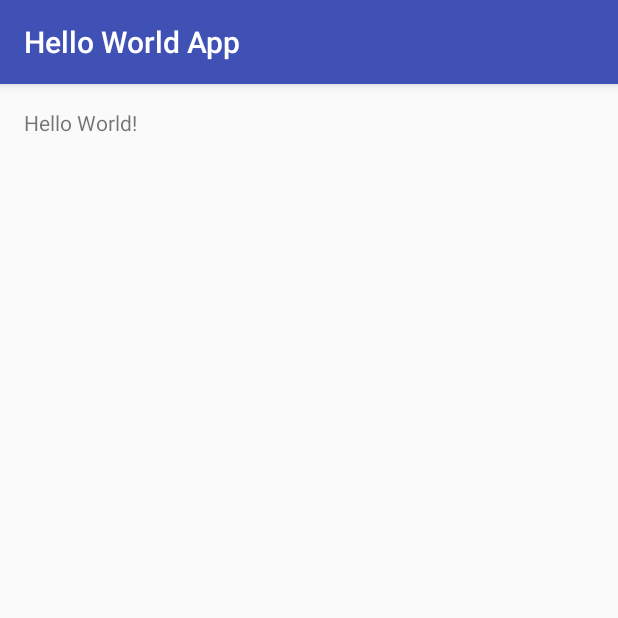
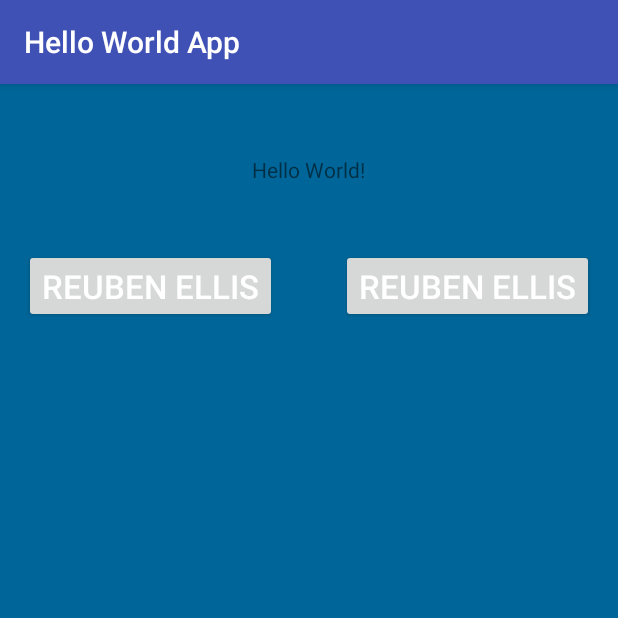
Before and after one commit to ethriel3695/AndroidStudio, an Android app: the screen it shows after launch (MainActivity), on a phone screen of 412 x 824 dp, the top half of it. Run offline under Robolectric (Android 15) with nearby library versions, the phone set to English and light mode, and no system bars.

Commit message:
Hello World App Week 1 Added buttons and onclick events

```diff
--- a/HelloWorldApp/app/src/main/java/com/elllistech/helloworldapp/MainActivity.java
+++ b/HelloWorldApp/app/src/main/java/com/elllistech/helloworldapp/MainActivity.java
@@ -1,7 +1,12 @@
 package com.elllistech.helloworldapp;
 
+import android.content.Intent;
+import android.graphics.Color;
 import android.support.v7.app.AppCompatActivity;
 import android.os.Bundle;
+import android.view.View;
+import android.widget.Button;
+import android.widget.TextView;
 
 public class MainActivity extends AppCompatActivity {
 
@@ -9,5 +14,25 @@ public class MainActivity extends AppCompatActivity {
     protected void onCreate(Bundle savedInstanceState) {
         super.onCreate(savedInstanceState);
         setContentView(R.layout.activity_main);
+
+        Button buttonName1 = (Button)findViewById(R.id.btnName1);
+        Button buttonName2 = (Button)findViewById(R.id.btnName2);
+        final TextView textHello = (TextView)findViewById(R.id.textViewHelloWorld);
+
+        buttonName1.setOnClickListener(new View.OnClickListener() {
+            @Override
+            public void onClick(View view) {
+                textHello.setTextColor(Color.parseColor("#ffffff"));
+                textHello.setTextSize(22);
+            }
+        });
+
+        buttonName2.setOnClickListener(new View.OnClickListener() {
+            @Override
+            public void onClick(View view) {
+                textHello.setTextColor(Color.parseColor("#000000"));
+                textHello.setTextSize(14);
+            }
+        });
     }
 }
--- a/HelloWorldApp/app/src/main/res/layout/activity_main.xml
+++ b/HelloWorldApp/app/src/main/res/layout/activity_main.xml
@@ -8,10 +8,39 @@
     android:paddingRight="@dimen/activity_horizontal_margin"
     android:paddingTop="@dimen/activity_vertical_margin"
     android:paddingBottom="@dimen/activity_vertical_margin"
-    tools:context="com.elllistech.helloworldapp.MainActivity">
+    tools:context="com.elllistech.helloworldapp.MainActivity"
+    android:background="#006699">
 
     <TextView
-        android:text="Hello World!"
+        android:text="@string/txtViewHelloWorld"
         android:layout_width="wrap_content"
-        android:layout_height="wrap_content" />
+        android:layout_height="wrap_content"
+        android:id="@+id/textViewHelloWorld"
+        android:layout_marginTop="31dp"
+        android:layout_alignParentTop="true"
+        android:layout_centerHorizontal="true" />
+
+    <Button
+        android:layout_width="wrap_content"
+        android:layout_height="wrap_content"
+        android:text="@string/btnName1"
+        android:id="@+id/btnName1"
+        android:textColor="#ffffff"
+        android:textSize="@dimen/btnLargeText"
+        android:layout_marginTop="43dp"
+        android:layout_below="@+id/textViewHelloWorld"
+        android:layout_alignParentLeft="true"
+        android:layout_alignParentStart="true" />
+
+    <Button
+        android:layout_width="wrap_content"
+        android:layout_height="wrap_content"
+        android:text="@string/btnName2"
+        android:id="@+id/btnName2"
+        android:textColor="#ffffff"
+        android:textSize="@dimen/btnLargeText"
+        android:layout_alignTop="@+id/btnName1"
+        android:layout_alignParentRight="true"
+        android:layout_alignParentEnd="true" />
+
 </RelativeLayout>
--- a/HelloWorldApp/app/src/main/res/values/dimens.xml
+++ b/HelloWorldApp/app/src/main/res/values/dimens.xml
@@ -2,4 +2,5 @@
     <!-- Default screen margins, per the Android Design guidelines. -->
     <dimen name="activity_horizontal_margin">16dp</dimen>
     <dimen name="activity_vertical_margin">16dp</dimen>
+    <dimen name="btnLargeText">22sp</dimen>
 </resources>
--- a/HelloWorldApp/app/src/main/res/values/strings.xml
+++ b/HelloWorldApp/app/src/main/res/values/strings.xml
@@ -1,3 +1,6 @@
 <resources>
     <string name="app_name">Hello World App</string>
+    <string name="btnName1">Reuben Ellis</string>
+    <string name="btnName2">Reuben Ellis</string>
+    <string name="txtViewHelloWorld">Hello World!</string>
 </resources>
```
